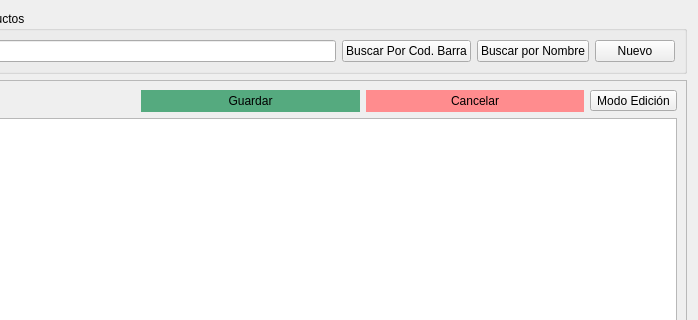
marohds/posl3p, file app/layouts/product/index.ui: the form before one commit; both pictures show x 104 to 802 and y 0 to 320 of the 802 by 578 pixel window.
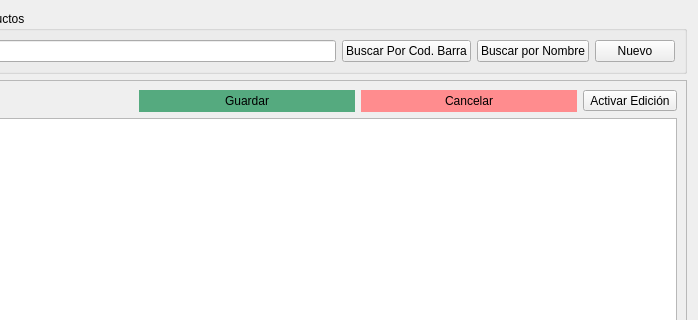
The form after the commit. Icons and pictures are not drawn.

What changed in the file:
```diff
--- a/app/layouts/product/index.ui
+++ b/app/layouts/product/index.ui
@@ -74,7 +74,7 @@
           <x>0</x>
           <y>0</y>
           <width>780</width>
-          <height>475</height>
+          <height>490</height>
          </rect>
         </property>
         <layout class="QVBoxLayout" name="verticalLayout_5">
@@ -1018,12 +1018,15 @@
            <item>
             <widget class="QToolButton" name="btn_editMode">
              <property name="text">
-              <string>Modo Edición</string>
+              <string>Activar Edición</string>
              </property>
              <property name="icon">
               <iconset resource="../../mdi.qrc">
                <normaloff>:/images/copy.png</normaloff>:/images/copy.png</iconset>
              </property>
+             <property name="toolButtonStyle">
+              <enum>Qt::ToolButtonTextBesideIcon</enum>
+             </property>
             </widget>
            </item>
           </layout>
```
